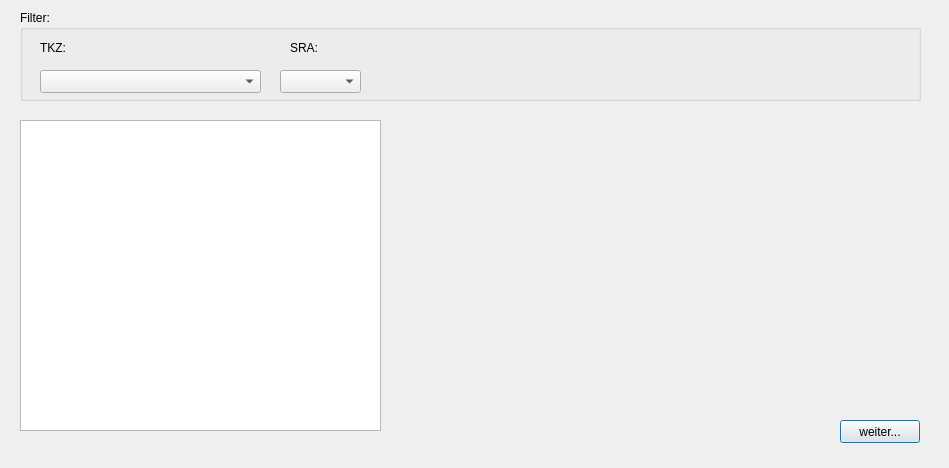
KaMusialik/csv_fuer_mein_Spiel, file produktwindow.ui: the form before one commit.
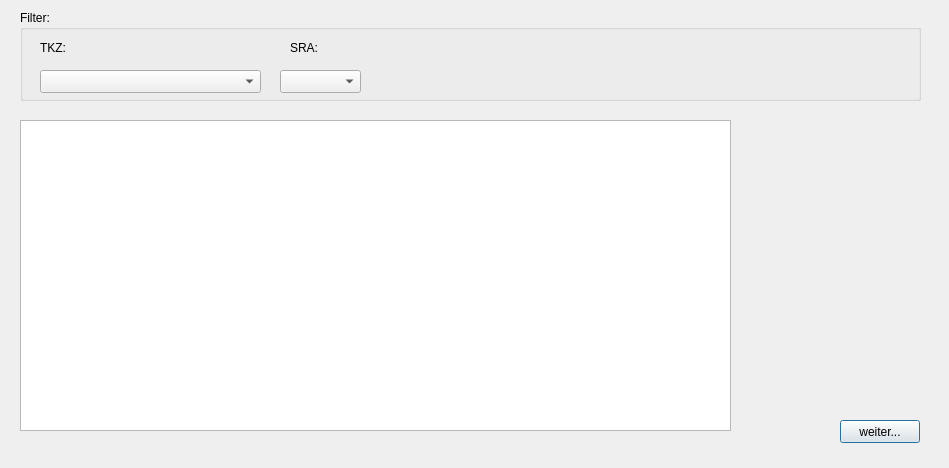
The form after the commit.

```diff
--- a/produktwindow.ui
+++ b/produktwindow.ui
@@ -77,7 +77,7 @@
     <rect>
      <x>20</x>
      <y>120</y>
-     <width>361</width>
+     <width>711</width>
      <height>311</height>
     </rect>
    </property>
```
